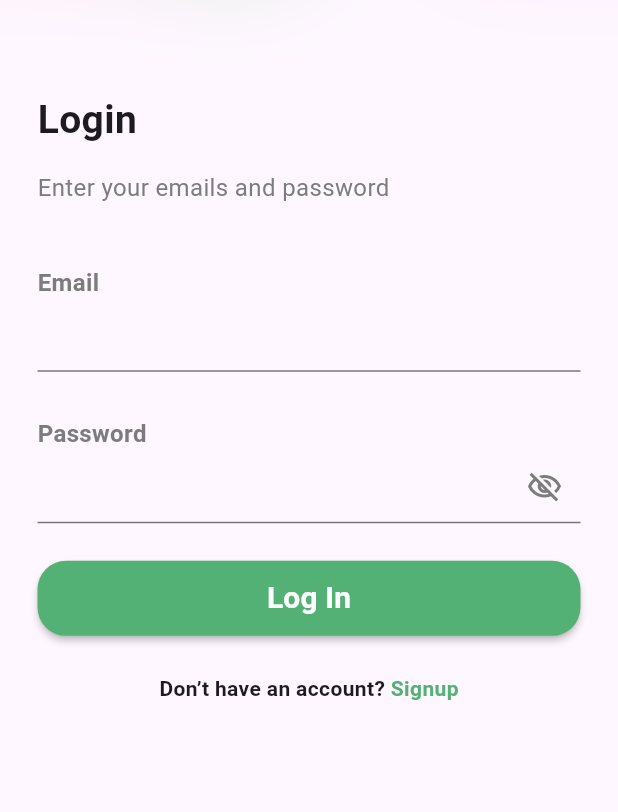
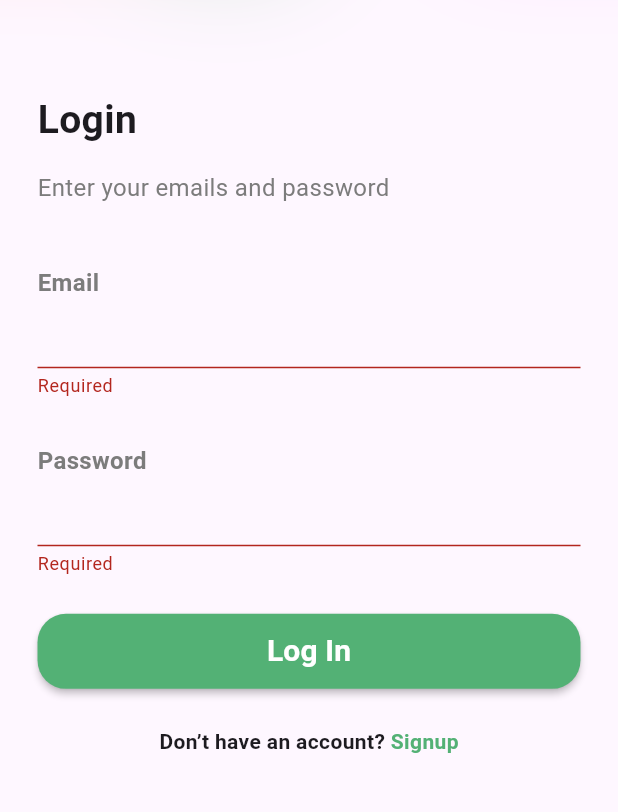
Before and after one commit to George-Abdelmessh/Nectar-App, a Flutter app: the screen it shows after launch, after a tap on "Get Started", after a tap on "Log In", on a phone screen of 412 x 824 dp, the part 238-1050 px from its top. Run offline on Flutter 3.47's test engine with Material 3 defaults, Android fonts, the phone set to English and light mode, and no system bars; our stand-ins replace dio, flutter_bloc, flutter_svg, fluttertoast, shared_preferences.

```diff
--- /dev/null
+++ b/lib/controller/auth/auth_states.dart
@@ -0,0 +1,13 @@
+abstract class AuthStates {}
+
+class AuthInitState extends AuthStates {}
+
+class AuthLoadingState extends AuthStates {}
+
+class AuthSuccessState extends AuthStates {}
+
+class AuthErrorState extends AuthStates {
+  final String errorMessage;
+
+  AuthErrorState(this.errorMessage);
+}
--- a/lib/core/app_helper/app_validators.dart
+++ b/lib/core/app_helper/app_validators.dart
@@ -5,6 +5,17 @@ class AppValidators {
     } else {
       return null;
     }
+  }
+
+  static String? minLength(String? value, int len) {
+    if (value == null || value.isEmpty) {
+      return 'Required';
+    }
+    if(value.length < len) {
+      return 'The min length of this input must be $len';
+    }
+    return null;
+
   }
 
   // RegExp
--- a/lib/core/data_source/end_points.dart
+++ b/lib/core/data_source/end_points.dart
@@ -1 +1,6 @@
 // ignore_for_file: non_constant_identifier_names
+
+const String TOKEN = 'token';
+const String BASE_URL = 'https://peacode.tech/ecommerce/public/api';
+
+const String LOGIN = '/login';
--- a/lib/core/data_source/remote/dio_helper.dart
+++ b/lib/core/data_source/remote/dio_helper.dart
@@ -1,5 +1,7 @@
 import 'package:dio/dio.dart';
-import 'package:nectar/core/data_source/local/cache_manager.dart';
+
+import '../end_points.dart';
+import '../local/cache_manager.dart';
 
 class DioHelper {
   static late Dio _dio;
@@ -7,7 +9,7 @@ class DioHelper {
   /// initialize Dio
   static Future<void> init() async {
     _dio = Dio(BaseOptions(
-      baseUrl: 'https://peacode.tech/ecommerce/public/api',
+      baseUrl: BASE_URL,
       receiveTimeout: const Duration(seconds: 20),
       connectTimeout: const Duration(seconds: 10),
       sendTimeout: const Duration(seconds: 20),
@@ -24,7 +26,7 @@ class DioHelper {
   }) async {
     _dio.options.headers = {
       'Accept': 'application/json',
-      'Authorization': 'Bearer ${CacheManager.getDate(key: 'token')}'
+      'Authorization': 'Bearer ${CacheManager.getDate(key: TOKEN)}'
     };
     return _dio.get(endpoint, queryParameters: query, options: options);
   }
--- a/lib/main.dart
+++ b/lib/main.dart
@@ -1,4 +1,7 @@
 import 'package:flutter/material.dart';
+import 'package:flutter_bloc/flutter_bloc.dart';
+import 'package:nectar/controller/auth/auth_cubit.dart';
+import 'package:nectar/controller/nav_bar/nav_bar_cubit.dart';
 
 import 'package:nectar/core/data_source/local/cache_manager.dart';
 import 'package:nectar/core/data_source/remote/dio_helper.dart';
@@ -19,11 +22,17 @@ class MyApp extends StatelessWidget {
   // This widget is the root of your application.
   @override
   Widget build(BuildContext context) {
-    return MaterialApp(
-      title: 'Nectar App',
-      theme: AppTheme.lightTheme,
-      debugShowCheckedModeBanner: false,
-      home: const SplashScreen(),
+    return MultiBlocProvider(
+      providers: [
+        BlocProvider(create: (context) => AuthCubit()),
+        BlocProvider(create: (context) => NavBarCubit()),
+      ],
+      child: MaterialApp(
+        title: 'Nectar App',
+        theme: AppTheme.lightTheme,
+        debugShowCheckedModeBanner: false,
+        home: const SplashScreen(),
+      ),
     );
   }
 }
--- /dev/null
+++ b/lib/params/login_params.dart
@@ -0,0 +1,12 @@
+class LoginParams {
+  final String email;
+  final String password;
+
+  const LoginParams({required this.email, required this.password});
+
+  Map<String, dynamic> toJson() => {
+    "email": email,
+    "password": password,
+  };
+
+}
--- a/lib/view/screens/login_screen.dart
+++ b/lib/view/screens/login_screen.dart
@@ -1,27 +1,60 @@
-import 'dart:ffi';
+import 'package:flutter/material.dart';
+import 'package:flutter_bloc/flutter_bloc.dart';
+import 'package:nectar/controller/auth/auth_cubit.dart';
+import 'package:nectar/controller/auth/auth_states.dart';
+import 'package:nectar/core/app_helper/app_validators.dart';
+import 'package:nectar/params/login_params.dart';
+import 'package:nectar/view/screens/home_screen.dart';
 
-import 'package:flutter/cupertino.dart';
-import 'package:flutter/material.dart';
-import 'package:flutter/widgets.dart';
-import 'package:flutter_svg/flutter_svg.dart';
-import 'package:nectar/core/app_helper/app_navigator.dart';
-import 'package:nectar/core/constants/app_images.dart';
-import 'package:nectar/core/constants/app_size.dart';
-import 'package:nectar/core/custom_widgets/custom_text_button.dart';
-import 'package:nectar/core/custom_widgets/custom_text_form_field.dart';
-import 'package:nectar/core/style/app_colors.dart';
-import 'package:nectar/view/screens/sign_up_screen.dart';
-
+import '../../core/app_helper/app_navigator.dart';
+import '../../core/custom_widgets/custom_text_button.dart';
+import '../../core/custom_widgets/custom_text_form_field.dart';
+import '../../core/style/app_colors.dart';
+import 'sign_up_screen.dart';
 import '../widgets/blurred_colred_widget.dart';
 
-class LoginScreen extends StatelessWidget {
+class LoginScreen extends StatefulWidget {
   const LoginScreen({super.key});
+
+  @override
+  State<LoginScreen> createState() => _LoginScreenState();
+}
+
+class _LoginScreenState extends State<LoginScreen> {
+  final TextEditingController _email = TextEditingController();
+  final TextEditingController _password = TextEditingController();
+  final GlobalKey<FormState> _key = GlobalKey<FormState>();
+
+  void onLoginTap() {
+    if (_key.currentState!.validate()) {
+      AuthCubit.get(context).login(
+        params: LoginParams(
+          email: _email.text,
+          password: _password.text,
+        ),
+      );
+    }
+  }
 
   @override
   Widget build(BuildContext context) {
     return Scaffold(
       body: SafeArea(
-        child: SingleChildScrollView(
+        child: BlocConsumer<AuthCubit, AuthStates>(
+          listener: (context, state) {
+            if(state is AuthSuccessState) {
+              AppNavigator.pushRemove(context, const HomeScreen());
+            }
+          },
+          builder: (context, state) {
+            if (state is AuthLoadingState) {
+              return const Center(
+                child: CircularProgressIndicator(
+                  color: AppColors.primaryColor,
+                ),
+              );
+            }
+            return SingleChildScrollView(
               child: Column(
                 crossAxisAlignment: CrossAxisAlignment.start,
                 children: [
@@ -32,13 +65,15 @@ class LoginScreen extends StatelessWidget {
                       horizontal: 25,
                       // vertical: 25,
                     ),
+                    child: Form(
+                      key: _key,
                       child: Column(
                         crossAxisAlignment: CrossAxisAlignment.start,
                         children: [
                           const Text(
                             'Login',
-                      style:
-                          TextStyle(fontSize: 26, fontWeight: FontWeight.w600),
+                            style: TextStyle(
+                                fontSize: 26, fontWeight: FontWeight.w600),
                           ),
                           const SizedBox(height: 15),
                           const Text(
@@ -50,24 +85,29 @@ class LoginScreen extends StatelessWidget {
                             ),
                           ),
                           const SizedBox(height: 40),
-                    const CustomTextFormField(
+                          CustomTextFormField(
+                            controller: _email,
                             hint: '',
+                            textInputType: TextInputType.emailAddress,
+                            validator: (val) => AppValidators.email(value: val),
                             label: 'Email',
                           ),
                           const SizedBox(height: 30),
-                    const CustomTextFormField(
+                          CustomTextFormField(
                             hint: '',
+                            controller: _password,
+                            validator: (val) => AppValidators.minLength(val, 8),
                             label: 'Password',
-                        suffix: Icon(
-                          Icons.visibility_off_outlined,
-                          color: AppColors.mediumGrey,
-                        )),
+                          ),
                           const SizedBox(height: 25),
-                    CustomTextButton(text: 'Log In', onTap: () {}),
+                          CustomTextButton(
+                            text: 'Log In',
+                            onTap: () => onLoginTap(),
+                          ),
                           const SizedBox(height: 25),
                           GestureDetector(
-                      onTap: () =>
-                          AppNavigator.push(context, const SignUpScreen()),
+                            onTap: () => AppNavigator.push(
+                                context, const SignUpScreen()),
                             child: const Row(
                               mainAxisAlignment: MainAxisAlignment.center,
                               children: [
@@ -91,9 +131,11 @@ class LoginScreen extends StatelessWidget {
                         ],
                       ),
                     ),
-
+                  ),
                 ],
               ),
+            );
+          },
         ),
       ),
     );
--- a/lib/view/screens/splash_screen.dart
+++ b/lib/view/screens/splash_screen.dart
@@ -1,7 +1,10 @@
 import 'package:flutter/material.dart';
 import 'package:nectar/core/app_helper/app_navigator.dart';
 import 'package:nectar/core/constants/app_images.dart';
+import 'package:nectar/core/data_source/end_points.dart';
+import 'package:nectar/core/data_source/local/cache_manager.dart';
 import 'package:nectar/core/style/app_colors.dart';
+import 'package:nectar/view/screens/home_screen.dart';
 import 'package:nectar/view/screens/onboarding_screen.dart';
 
 class SplashScreen extends StatefulWidget {
@@ -12,12 +15,15 @@ class SplashScreen extends StatefulWidget {
 }
 
 class _SplashScreenState extends State<SplashScreen> {
-
   @override
   void initState() {
     super.initState();
     Future.delayed(const Duration(seconds: 3), () {
-      AppNavigator.pushRemove(context, const OnBoardingScreen());
+      if (CacheManager.getDate(key: TOKEN) != null) {
+        AppNavigator.pushRemove(context, const HomeScreen());
+      } else {
+        AppNavigator.pushRemove(context, const OnBoardingScreen());
+      }
     });
   }
 
--- a/pubspec.yaml
+++ b/pubspec.yaml
@@ -16,6 +16,7 @@ dependencies:
   # Style & Widgets
   cupertino_icons: ^1.0.6
   flutter_svg: ^2.0.10+1
+  fluttertoast: ^8.2.6
 
   # Controllers
   flutter_bloc: ^8.1.6
```
Also changed, not shown: lib/controller/auth/auth_cubit.dart (added, +39 -0 lines), lib/core/app_helper/app_toast.dart (added, +24 -0 lines), pubspec.lock. Lines whose indentation alone changed are shown as unchanged.
